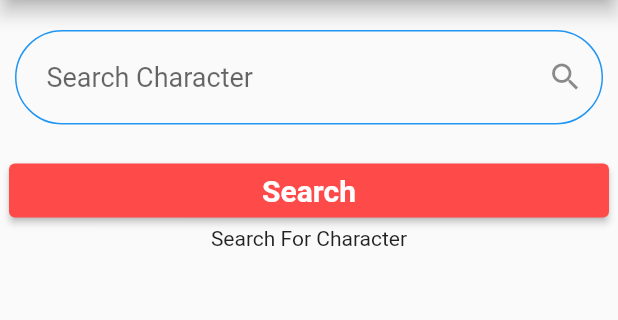
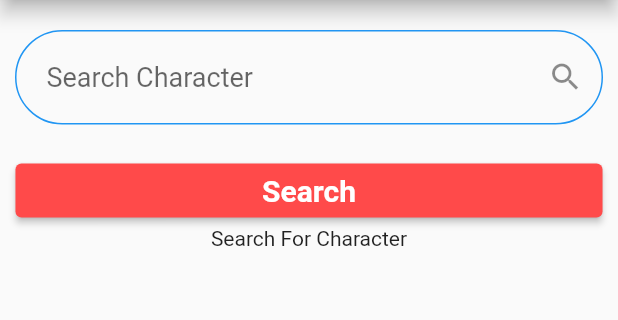
Before and after one commit to ajaysharma12799/flutter-breakingBad-app, a Flutter app: the SearchScreen screen opened by its route, on a phone screen of 412 x 824 dp, the part 84-404 px from its top. Run offline on Flutter 3.47's test engine with Material 2 defaults, Android fonts, the phone set to English and light mode, and no system bars; our stand-ins replace cached_network_image, flip_card; network calls fail.

Commit message:
Made Search Button Responsive

```diff
--- a/lib/screens/searchScreen.dart
+++ b/lib/screens/searchScreen.dart
@@ -116,7 +116,7 @@ class _SearchScreenState extends State<SearchScreen> {
                 ),
               ),
               Container(
-                width: 400,
+                width: (MediaQuery.of(context).size.width as double) * 0.95,
                 child: ElevatedButton(
                   onPressed: () {
                     setState(() {
```
